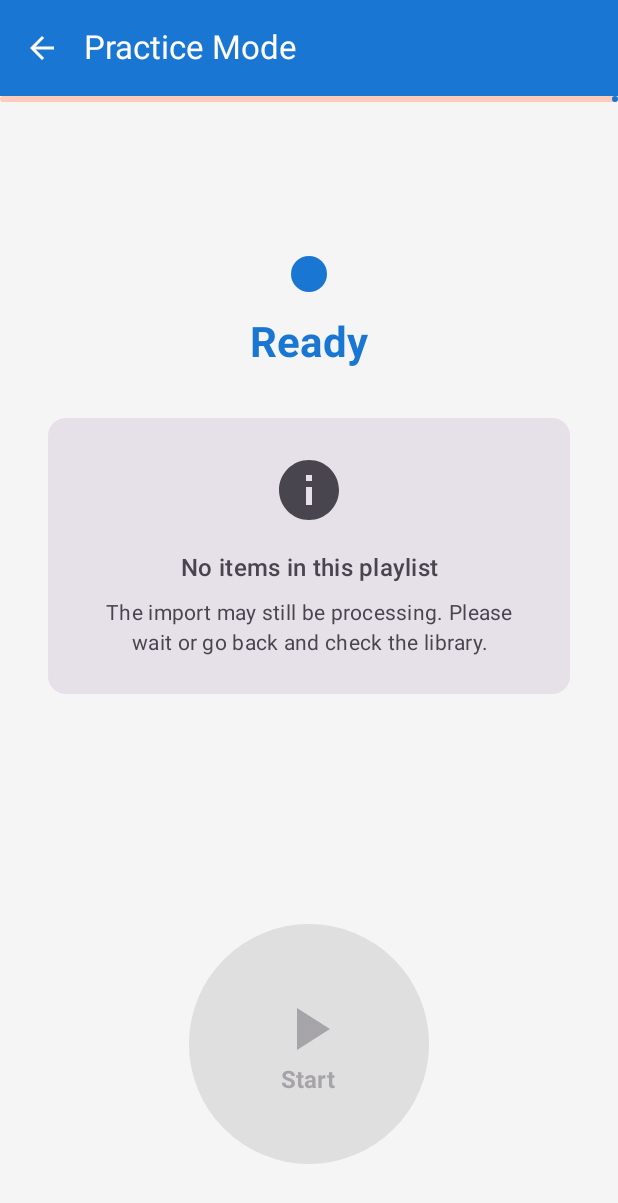
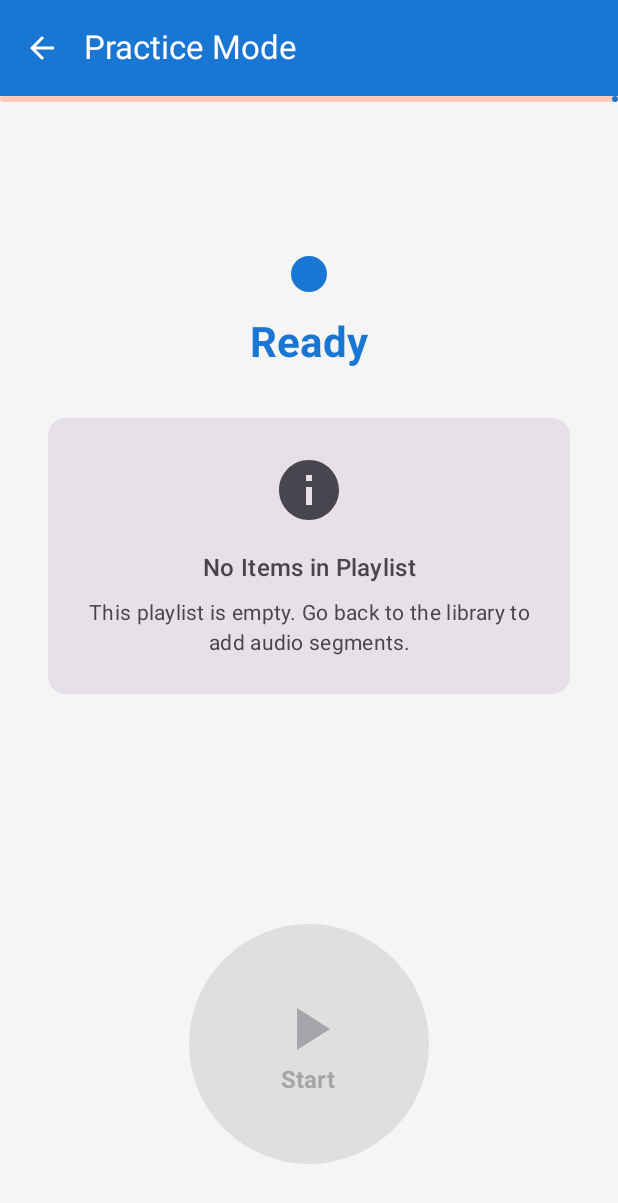
Before and after one commit to BarakEm/shadow_master, an Android app built with Jetpack Compose: the composable PracticeScreen shown on its own in the app's theme, on a phone screen of 412 x 824 dp. Shown: the top 1203 px of the screen. Run offline under Robolectric (Android 15) with nearby library versions, the phone set to English and light mode, and no system bars; our stand-ins replace Dagger/Hilt's generated code.

Commit message:
Add failed import display and improve empty playlist messaging
- Add query for recent failed imports in ImportJobDao
- Display failed imports with error messages in LibraryScreen
- Check import job status in PracticeViewModel
- Show accurate messages based on import status (failed/active/empty)
- Add dismiss functionality for failed import cards
- Replace misleading "import may still be processing" with specific status messages

Co-authored-by: BarakEm <93424770+BarakEm@users.noreply.github.com>

```diff
--- a/app/src/main/java/com/shadowmaster/data/local/ShadowDatabase.kt
+++ b/app/src/main/java/com/shadowmaster/data/local/ShadowDatabase.kt
@@ -85,6 +85,12 @@ interface ImportJobDao {
     @Query("SELECT * FROM import_jobs WHERE status IN ('PENDING', 'EXTRACTING_AUDIO', 'DETECTING_SEGMENTS', 'TRANSCRIBING')")
     fun getActiveJobs(): Flow<List<ImportJob>>
 
+    @Query("SELECT * FROM import_jobs WHERE status = 'FAILED' ORDER BY createdAt DESC LIMIT 5")
+    fun getRecentFailedJobs(): Flow<List<ImportJob>>
+
+    @Query("SELECT * FROM import_jobs WHERE targetPlaylistId = :playlistId")
+    suspend fun getJobByPlaylistId(playlistId: String): ImportJob?
+
     @Query("SELECT * FROM import_jobs WHERE id = :id")
     suspend fun getJobById(id: String): ImportJob?
 
--- a/app/src/main/java/com/shadowmaster/library/LibraryRepository.kt
+++ b/app/src/main/java/com/shadowmaster/library/LibraryRepository.kt
@@ -86,6 +86,17 @@ class LibraryRepository @Inject constructor(
 
     fun getAllImports(): Flow<List<ImportJob>> = importJobDao.getAllJobs()
 
+    fun getRecentFailedImports(): Flow<List<ImportJob>> = importJobDao.getRecentFailedJobs()
+
+    suspend fun getImportJobForPlaylist(playlistId: String): ImportJob? =
+        importJobDao.getJobByPlaylistId(playlistId)
+
+    suspend fun deleteImportJob(jobId: String) {
+        importJobDao.getJobById(jobId)?.let { job ->
+            importJobDao.delete(job)
+        }
+    }
+
     // URL Import
     suspend fun importFromUrl(
         url: String,
--- a/app/src/main/java/com/shadowmaster/ui/practice/PracticeScreen.kt
+++ b/app/src/main/java/com/shadowmaster/ui/practice/PracticeScreen.kt
@@ -18,6 +18,7 @@ import androidx.compose.ui.unit.dp
 import androidx.compose.ui.unit.sp
 import androidx.hilt.navigation.compose.hiltViewModel
 import com.shadowmaster.data.model.ShadowItem
+import com.shadowmaster.ui.practice.ImportJobStatus
 
 @OptIn(ExperimentalMaterial3Api::class)
 @Composable
@@ -29,6 +30,7 @@ fun PracticeScreen(
     val items by viewModel.items.collectAsState()
     val currentIndex by viewModel.currentItemIndex.collectAsState()
     val progress by viewModel.progress.collectAsState()
+    val importJobStatus by viewModel.importJobStatus.collectAsState()
 
     val currentItem = items.getOrNull(currentIndex)
 
@@ -95,22 +97,49 @@ fun PracticeScreen(
                         modifier = Modifier.padding(24.dp),
                         horizontalAlignment = Alignment.CenterHorizontally
                     ) {
+                        val (icon, iconTint, title, message) = when (importJobStatus) {
+                            ImportJobStatus.FAILED -> {
+                                Quadruple(
+                                    Icons.Default.Error,
+                                    MaterialTheme.colorScheme.error,
+                                    "Import Failed",
+                                    "The audio import failed. Please go back to the library to see the error details and try importing again."
+                                )
+                            }
+                            ImportJobStatus.ACTIVE -> {
+                                Quadruple(
+                                    Icons.Default.Info,
+                                    MaterialTheme.colorScheme.primary,
+                                    "Import in Progress",
+                                    "The audio is still being imported and segmented. Please wait a moment, then try again."
+                                )
+                            }
+                            else -> {
+                                Quadruple(
+                                    Icons.Default.Info,
+                                    MaterialTheme.colorScheme.onSurfaceVariant,
+                                    "No Items in Playlist",
+                                    "This playlist is empty. Go back to the library to add audio segments."
+                                )
+                            }
+                        }
+
                         Icon(
-                            imageVector = Icons.Default.Info,
+                            imageVector = icon,
                             contentDescription = null,
                             modifier = Modifier.size(48.dp),
-                            tint = MaterialTheme.colorScheme.onSurfaceVariant
+                            tint = iconTint
                         )
                         Spacer(modifier = Modifier.height(16.dp))
                         Text(
-                            text = "No items in this playlist",
+                            text = title,
                             style = MaterialTheme.typography.titleMedium,
                             textAlign = TextAlign.Center,
-                            color = MaterialTheme.colorScheme.onSurfaceVariant
+                            color = iconTint
                         )
                         Spacer(modifier = Modifier.height(8.dp))
                         Text(
-                            text = "The import may still be processing. Please wait or go back and check the library.",
+                            text = message,
                             style = MaterialTheme.typography.bodyMedium,
                             textAlign = TextAlign.Center,
                             color = MaterialTheme.colorScheme.onSurfaceVariant
@@ -360,3 +389,13 @@ private fun formatDuration(ms: Long): String {
     val minutes = (ms / 60000) % 60
     return "%d:%02d".format(minutes, seconds)
 }
+
+/**
+ * Helper data class for holding four values
+ */
+private data class Quadruple<A, B, C, D>(
+    val first: A,
+    val second: B,
+    val third: C,
+    val fourth: D
+)
--- a/app/src/main/java/com/shadowmaster/ui/practice/PracticeViewModel.kt
+++ b/app/src/main/java/com/shadowmaster/ui/practice/PracticeViewModel.kt
@@ -11,6 +11,7 @@ import androidx.lifecycle.SavedStateHandle
 import androidx.lifecycle.ViewModel
 import androidx.lifecycle.viewModelScope
 import com.shadowmaster.feedback.AudioFeedbackSystem
+import com.shadowmaster.data.model.ImportStatus
 import com.shadowmaster.data.model.PracticeMode
 import com.shadowmaster.data.model.ShadowItem
 import com.shadowmaster.data.repository.SettingsRepository
@@ -65,6 +66,9 @@ class PracticeViewModel @Inject constructor(
     private val _progress = MutableStateFlow(0f)
     val progress: StateFlow<Float> = _progress.asStateFlow()
 
+    private val _importJobStatus = MutableStateFlow<ImportJobStatus?>(null)
+    val importJobStatus: StateFlow<ImportJobStatus?> = _importJobStatus.asStateFlow()
+
     private var audioTrack: AudioTrack? = null
     private var practiceJob: Job? = null
     private var isPaused = false
@@ -83,6 +87,17 @@ class PracticeViewModel @Inject constructor(
 
     private fun loadPlaylist() {
         viewModelScope.launch {
+            // Check import job status for this playlist
+            launch {
+                val job = libraryRepository.getImportJobForPlaylist(playlistId)
+                _importJobStatus.value = when {
+                    job == null -> ImportJobStatus.UNKNOWN
+                    job.status == ImportStatus.FAILED -> ImportJobStatus.FAILED
+                    job.status == ImportStatus.COMPLETED -> ImportJobStatus.COMPLETED
+                    else -> ImportJobStatus.ACTIVE
+                }
+            }
+
             // Continuously observe items to update UI when background import adds new items.
             // This is especially important for playlists that are still being processed.
             // The collection will be cancelled when the ViewModel is cleared.
@@ -542,3 +557,13 @@ class PracticeViewModel @Inject constructor(
         audioTrack = null
     }
 }
+
+/**
+ * Status of import job for a playlist
+ */
+enum class ImportJobStatus {
+    ACTIVE,      // Import is in progress
+    FAILED,      // Import failed
+    COMPLETED,   // Import completed successfully
+    UNKNOWN      // No import job found (playlist created manually or job deleted)
+}
```
Also changed, not shown: app/src/main/java/com/shadowmaster/ui/library/LibraryScreen.kt (+76 -2 lines), app/src/main/java/com/shadowmaster/ui/library/LibraryViewModel.kt (+13 -0 lines).
